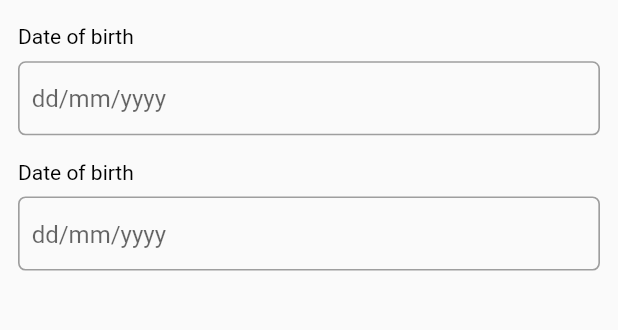
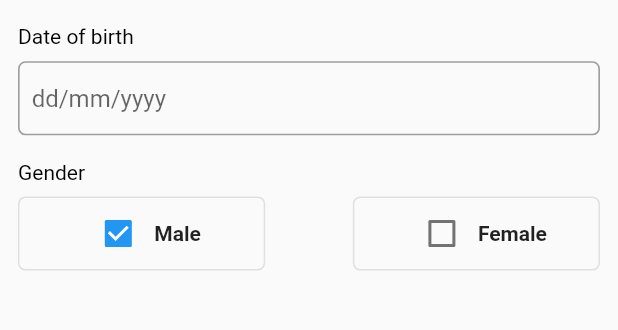
Before and after one commit to Alpha17-2/Friends_App, a Flutter app: what addFriendScreen() shows on an empty page, opened directly, on a phone screen of 412 x 824 dp, the part 551-881 px from its top. Run offline on Flutter 3.47's test engine with Material 2 defaults, Android fonts, the phone set to English and light mode, and no system bars; our stand-ins replace firebase_auth, firebase_core, flutter_spinkit, image_picker, ionicons; accounts and stored records are empty.

Commit message:
gender field set

```diff
--- a/lib/Screens/addFriendScreen.dart
+++ b/lib/Screens/addFriendScreen.dart
@@ -9,6 +9,7 @@ class addFriendScreen extends StatefulWidget {
 }
 
 class _addFriendScreenState extends State<addFriendScreen> {
+  bool isMale = true;
   TextEditingController about;
   TextEditingController dob;
   String dp;
@@ -209,7 +210,7 @@ class _addFriendScreenState extends State<addFriendScreen> {
                   height: displayHeight(context) * 0.02,
                 )),
             Text(
-              'Date of birth',
+              'Gender',
               style: TextStyle(color: Colors.black),
             ),
             Opacity(
@@ -217,37 +218,51 @@ class _addFriendScreenState extends State<addFriendScreen> {
                 child: Divider(
                   height: displayHeight(context) * 0.01,
                 )),
-            Container(
-              height: displayHeight(context) * 0.06,
-              width: displayWidth(context),
-              decoration: BoxDecoration(
-                  borderRadius: BorderRadius.circular(5),
-                  border: Border.all(color: Colors.grey,width: 1.1)),
-              child: Padding(
-                padding: const EdgeInsets.only(top:10.0,left: 8.0,right: 8.0,bottom: 4.0),
-                child: Center(
-                  child: TextFormField(
-                    keyboardType: TextInputType.datetime,
-                    validator: (value) {
-                      if(value.isEmpty || value.length==0) return 'Cannot be empty';
-                      else{
-                        bool validDate = RegExp(r"^(0[1-9]|[12][0-9]|3[01])[- /.]").hasMatch(value);
-                        if(!validDate) return 'Please fill correct date';
-                        return null;
-                      }
-                    },
-                    decoration: InputDecoration(
-                      hintText: 'dd/mm/yyyy',
-                      border: InputBorder.none,
-                      focusedBorder: InputBorder.none,
-                      enabledBorder: InputBorder.none,
-                      errorBorder: InputBorder.none,
-                      disabledBorder: InputBorder.none,
-                    ),
+            Row(
+              mainAxisAlignment: MainAxisAlignment.spaceBetween,
+              crossAxisAlignment: CrossAxisAlignment.center,
+              children: [
+                Container(
+                  height: displayHeight(context)*0.06,
+                  width: displayWidth(context)*0.4,
+                  decoration: BoxDecoration(
+                    borderRadius: BorderRadius.circular(5),
+                    border: Border.all(color: Colors.grey[300])
+                  ),
+                  child: Row(
+                    mainAxisAlignment: MainAxisAlignment.center,
+                    children: [
+                      Checkbox(value: isMale, onChanged:(value) {
+                        setState(() {
+                          if(!isMale) isMale = !isMale;
+                        });
+                      },),
+                      Text('Male',style: TextStyle(fontWeight: FontWeight.w700),),
+                    ],
                   ),
                 ),
-              ),
-            ),
+                Container(
+                  height: displayHeight(context)*0.06,
+                  width: displayWidth(context)*0.4,
+                  decoration: BoxDecoration(
+                      borderRadius: BorderRadius.circular(5),
+                      border: Border.all(color: Colors.grey[300])
+                  ),
+                  child: Row(
+                    mainAxisAlignment: MainAxisAlignment.center,
+                    children: [
+                      Checkbox(value: !isMale, onChanged:(value) {
+                        setState(() {
+                          if(isMale)
+                            isMale=!isMale;
+                        });
+                      },),
+                      Text('Female',style: TextStyle(fontWeight: FontWeight.w600),),
+                    ],
+                  ),
+                ),
+              ],
+            )
           ],
         ),
       ),
```
